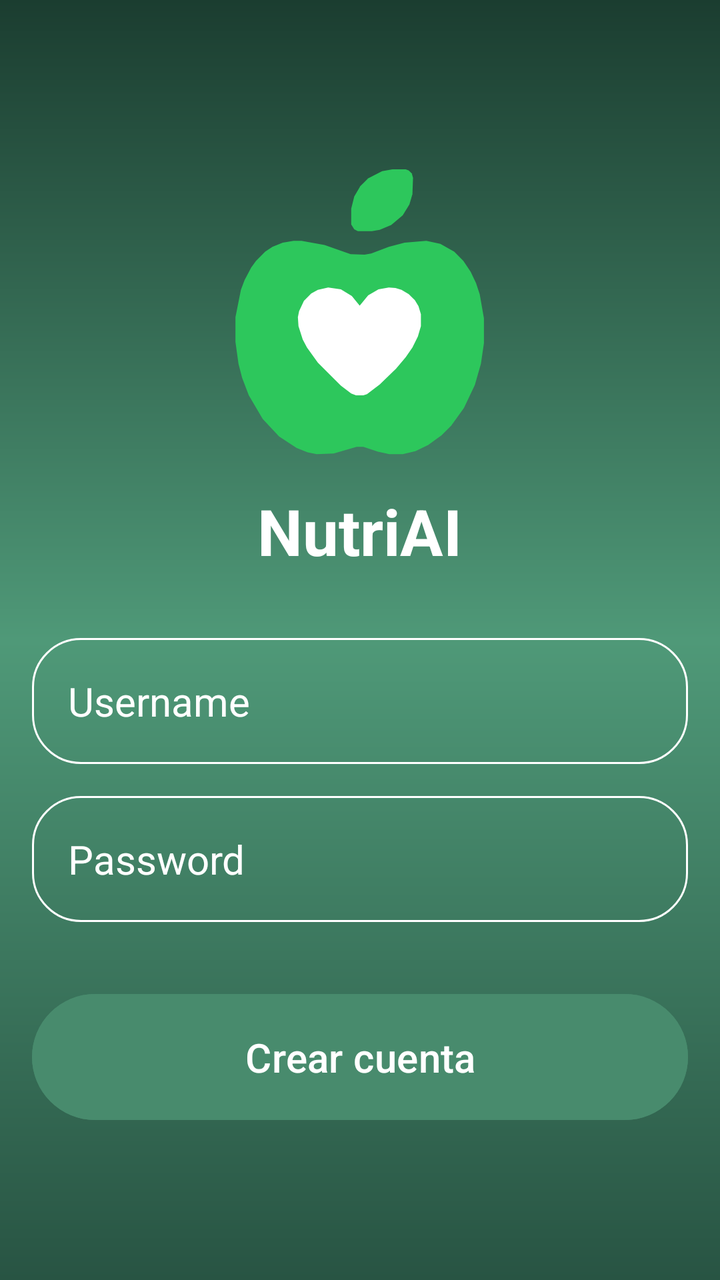
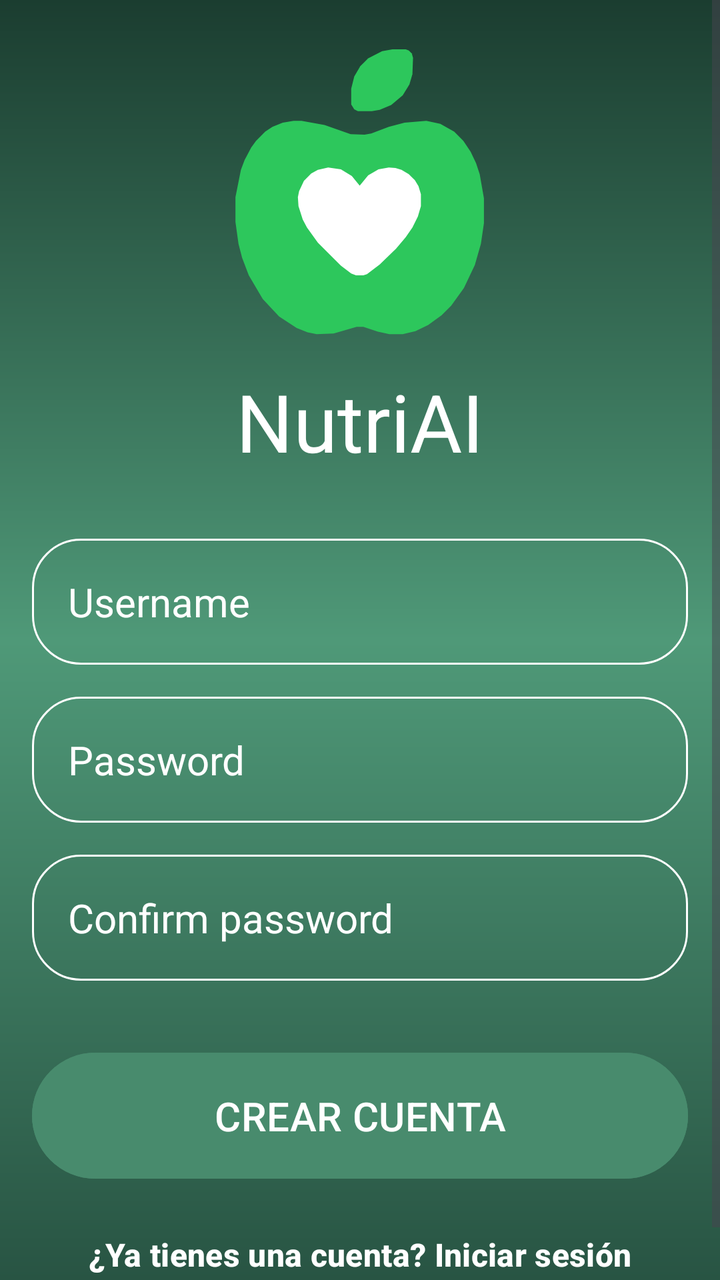

Screens rendered from an Android XML layout before and after an edit, with the pre-edit source and the edit as a unified diff.
<!-- AndroidManifest.xml: application theme Theme.NutriAI -->
<!-- res/layout/home_layout.xml -->
<?xml version="1.0" encoding="utf-8"?>
<RelativeLayout
    xmlns:android="http://schemas.android.com/apk/res/android"
    xmlns:tools="http://schemas.android.com/tools"
    android:id="@+id/main"
    android:layout_width="match_parent"
    android:layout_height="match_parent"
    android:background="@drawable/login_backg"
    android:gravity="center"
    android:padding="16dp"
    tools:context=".Home">

    <LinearLayout
        android:layout_width="match_parent"
        android:layout_height="wrap_content"
        android:gravity="center"
        android:orientation="vertical">

        <ImageView
            android:layout_width="160dp"
            android:layout_height="160dp"
            android:contentDescription="@string/app_name"
            android:src="@drawable/logo_nutriai" />

        <TextView
            android:layout_width="wrap_content"
            android:layout_height="wrap_content"
            android:layout_marginTop="8dp"
            android:gravity="center"
            android:text="NutriAI"
            android:textColor="@color/white"
            android:textSize="32sp"
            android:textStyle="bold" />

        <EditText
            android:id="@+id/username_input"
            android:layout_width="match_parent"
            android:layout_height="wrap_content"
            android:layout_marginTop="32dp"
            android:background="@drawable/rounded_corner"
            android:hint="Username"
            android:inputType="text"
            android:padding="18dp"
            android:textColor="@color/white"
            android:textColorHint="@color/white"
            android:textSize="20sp" />

        <EditText
            android:id="@+id/password_input"
            android:layout_width="match_parent"
            android:layout_height="wrap_content"
            android:layout_marginTop="16dp"
            android:background="@drawable/rounded_corner"
            android:hint="Password"
            android:inputType="textPassword"
            android:padding="18dp"
            android:textColor="@color/white"
            android:textColorHint="@color/white"
            android:textSize="20sp" />

        <Button
            android:id="@+id/create_account_btn"
            android:layout_width="match_parent"
            android:layout_height="wrap_content"
            android:layout_marginTop="32dp"
            android:backgroundTint="@color/_3884f1"
            android:elevation="8dp"
            android:padding="18dp"
            android:text="Crear cuenta"
            android:textColor="@color/white"
            android:textSize="20sp" />

    </LinearLayout>

</RelativeLayout>
<!-- resources referenced by this layout -->
<resources>
  <color name="_3884f1">#488B6D</color>
  <color name="white">#FFFFFFFF</color>
  <!-- drawable login_backg (drawable) -->
  <?xml version="1.0" encoding="utf-8"?>
  <shape xmlns:android="http://schemas.android.com/apk/res/android">
  
      <gradient
          android:type="linear"
          android:angle="100"
          android:startColor="#1B3D30"
          android:centerColor="#4F9978"
          android:endColor="#285443" />
  
  </shape>
  <!-- drawable logo_nutriai (drawable) -->
  <vector xmlns:android="http://schemas.android.com/apk/res/android"
      android:width="512dp"
      android:height="512dp"
      android:viewportWidth="512"
      android:viewportHeight="512">
    <path
        android:pathData="M104.24,159.52L89.7,174.06L81.94,184.73L71.27,205.09L65.45,220.61L56.73,264.24L56.73,304L61.58,338.91L67.39,361.21L78.06,389.33L100.36,427.15L126.55,455.27L154.67,473.7L172.12,480.48L186.67,483.39L213.82,482.42L250.67,471.76L261.33,471.76L284.61,479.52L303.03,483.39L324.36,483.39L344.73,478.55L365.09,468.85L386.42,453.33L401.94,437.82L422.3,409.7L439.76,372.85L449.45,338.91L454.3,305.94L454.3,266.18L447.52,227.39L441.7,209.94L432.97,191.52L421.33,174.06L406.79,159.52L384.48,146.91L362.18,142.06L327.27,144.97L302.06,151.76L273.94,162.42L263.27,164.36L240.97,163.39L199.27,148.85L162.42,142.06L149.82,142.06L132.36,144.97L115.88,151.76Z"
        android:fillColor="#2DC75C"/>
    <path
        android:pathData="M334.06,29.58L329.21,27.64L307.88,27.64L291.39,30.55L269.09,42.18L256.48,54.79L246.79,71.27L241.94,90.67L241.94,115.88L246.79,123.64L252.61,126.55L274.91,126.55L287.52,124.61L305.94,116.85L324.36,101.33L335.03,83.88L339.88,67.39L340.85,41.21L338.91,34.42Z"
        android:fillColor="#2DC75C"/>
    <path
        android:pathData="M188.61,220.61L177.94,226.42L166.3,238.06L158.55,254.55L156.61,264.24L157.58,278.79L164.36,300.12L171.15,312.73L188.61,336.97L225.45,373.82L241.94,386.42L249.7,389.33L261.33,389.33L267.15,387.39L287.52,371.88L313.7,346.67L329.21,328.24L339.88,312.73L348.61,295.27L353.45,278.79L353.45,259.39L349.58,246.79L343.76,237.09L334.06,227.39L322.42,220.61L312.73,217.7L302.06,216.73L285.58,219.64L269.09,229.33L255.52,245.82L242.91,230.3L225.45,219.64L205.09,216.73Z"
        android:fillColor="#FFFFFF"/>
  </vector>
  <!-- drawable rounded_corner (drawable) -->
  <?xml version="1.0" encoding="utf-8"?>
  <shape xmlns:android="http://schemas.android.com/apk/res/android"
       android:shape="rectangle">
  
      <corners android:radius="24dp"/>
      <stroke android:width="1dip" android:color="@color/white"/>
  
  </shape>
  <string name="app_name">NutriAI</string>
  <style name="Theme.NutriAI" parent="Base.Theme.NutriAI" />
  <style name="Base.Theme.NutriAI" parent="Theme.Material3.DayNight.NoActionBar">
          
          
      </style>
</resources>

<!-- the commit's change to res/layout/home_layout.xml (unified diff, before → after) -->
@@ -1,20 +1,20 @@
 <?xml version="1.0" encoding="utf-8"?>
-<RelativeLayout
+<ScrollView
     xmlns:android="http://schemas.android.com/apk/res/android"
     xmlns:tools="http://schemas.android.com/tools"
     android:id="@+id/main"
     android:layout_width="match_parent"
     android:layout_height="match_parent"
     android:background="@drawable/login_backg"
-    android:gravity="center"
-    android:padding="16dp"
+    android:fillViewport="true"
     tools:context=".Home">
 
     <LinearLayout
         android:layout_width="match_parent"
-        android:layout_height="wrap_content"
+        android:layout_height="match_parent"
         android:gravity="center"
-        android:orientation="vertical">
+        android:orientation="vertical"
+        android:padding="16dp">
 
         <ImageView
             android:layout_width="160dp"
@@ -27,10 +27,9 @@
             android:layout_height="wrap_content"
             android:layout_marginTop="8dp"
             android:gravity="center"
-            android:text="NutriAI"
+            android:text="@string/app_name"
             android:textColor="@color/white"
-            android:textSize="32sp"
-            android:textStyle="bold" />
+            android:textSize="40sp" />
 
         <EditText
             android:id="@+id/username_input"
@@ -58,6 +57,19 @@
             android:textColorHint="@color/white"
             android:textSize="20sp" />
 
+        <EditText
+            android:id="@+id/confirm_password_input"
+            android:layout_width="match_parent"
+            android:layout_height="wrap_content"
+            android:layout_marginTop="16dp"
+            android:background="@drawable/rounded_corner"
+            android:hint="Confirm password"
+            android:inputType="textPassword"
+            android:padding="18dp"
+            android:textColor="@color/white"
+            android:textColorHint="@color/white"
+            android:textSize="20sp" />
+
         <Button
             android:id="@+id/create_account_btn"
             android:layout_width="match_parent"
@@ -66,10 +78,24 @@
             android:backgroundTint="@color/_3884f1"
             android:elevation="8dp"
             android:padding="18dp"
-            android:text="Crear cuenta"
+            android:text="CREAR CUENTA"
             android:textColor="@color/white"
             android:textSize="20sp" />
 
+        <Button
+            android:id="@+id/login_link_btn"
+            android:layout_width="match_parent"
+            android:layout_height="wrap_content"
+            android:layout_marginTop="10dp"
+            android:backgroundTint="#00FFFFFF"
+            android:clickable="true"
+            android:gravity="center"
+            android:text="¿Ya tienes una cuenta? Iniciar sesión"
+            android:textColor="@color/white"
+            android:textColorLink="#FFFFFF"
+            android:textSize="16sp"
+            android:textStyle="bold" />
+
     </LinearLayout>
 
-</RelativeLayout>
+</ScrollView>
